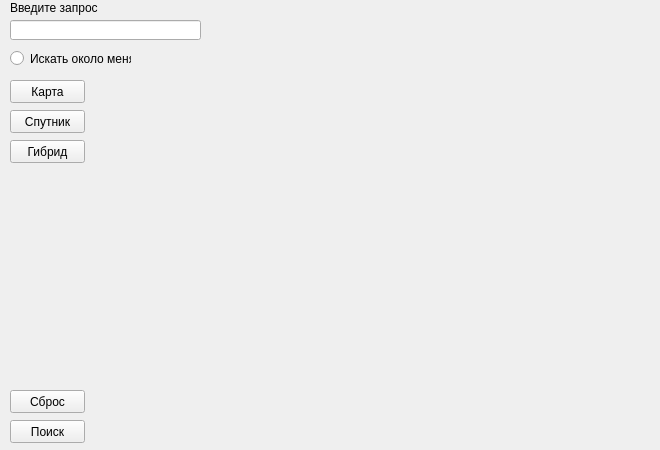
Before: the Qt Designer form forms/fmain.ui in code-qote/YandexApiMaps, drawn with Qt 5.
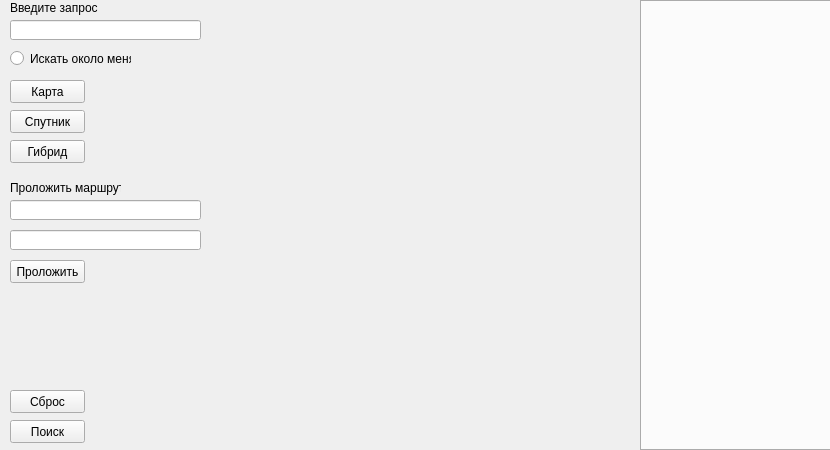
After: the same form once the commit is applied.

Diff of the .ui file:
```diff
--- a/forms/fmain.ui
+++ b/forms/fmain.ui
@@ -6,7 +6,7 @@
    <rect>
     <x>0</x>
     <y>0</y>
-    <width>660</width>
+    <width>830</width>
     <height>450</height>
    </rect>
   </property>
@@ -152,6 +152,86 @@
      <string>Искать около меня</string>
     </property>
    </widget>
+   <widget class="QTabWidget" name="TWToponyms">
+    <property name="geometry">
+     <rect>
+      <x>640</x>
+      <y>0</y>
+      <width>191</width>
+      <height>451</height>
+     </rect>
+    </property>
+    <property name="focusPolicy">
+     <enum>Qt::NoFocus</enum>
+    </property>
+    <property name="tabPosition">
+     <enum>QTabWidget::West</enum>
+    </property>
+    <property name="tabShape">
+     <enum>QTabWidget::Triangular</enum>
+    </property>
+    <property name="currentIndex">
+     <number>-1</number>
+    </property>
+    <property name="elideMode">
+     <enum>Qt::ElideLeft</enum>
+    </property>
+   </widget>
+   <widget class="QPushButton" name="BRoute">
+    <property name="geometry">
+     <rect>
+      <x>10</x>
+      <y>260</y>
+      <width>75</width>
+      <height>23</height>
+     </rect>
+    </property>
+    <property name="focusPolicy">
+     <enum>Qt::NoFocus</enum>
+    </property>
+    <property name="text">
+     <string>Проложить</string>
+    </property>
+   </widget>
+   <widget class="QLineEdit" name="LEFinish">
+    <property name="geometry">
+     <rect>
+      <x>10</x>
+      <y>230</y>
+      <width>191</width>
+      <height>20</height>
+     </rect>
+    </property>
+    <property name="focusPolicy">
+     <enum>Qt::ClickFocus</enum>
+    </property>
+   </widget>
+   <widget class="QLineEdit" name="LEStart">
+    <property name="geometry">
+     <rect>
+      <x>10</x>
+      <y>200</y>
+      <width>191</width>
+      <height>20</height>
+     </rect>
+    </property>
+    <property name="focusPolicy">
+     <enum>Qt::ClickFocus</enum>
+    </property>
+   </widget>
+   <widget class="QLabel" name="label_3">
+    <property name="geometry">
+     <rect>
+      <x>10</x>
+      <y>180</y>
+      <width>111</width>
+      <height>16</height>
+     </rect>
+    </property>
+    <property name="text">
+     <string>Проложить маршрут</string>
+    </property>
+   </widget>
   </widget>
  </widget>
  <resources/>
```
